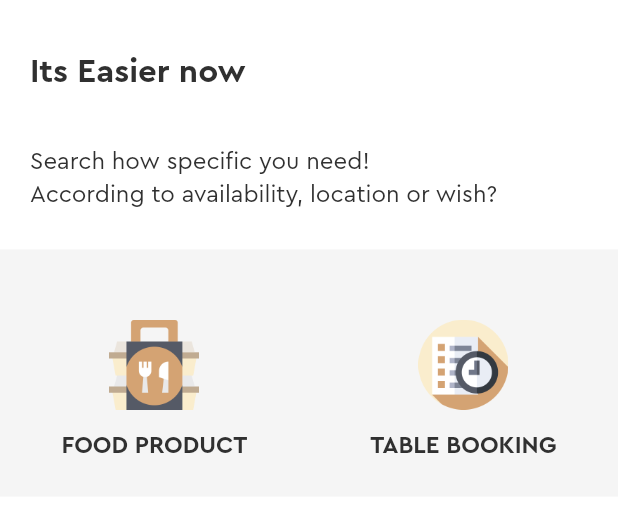
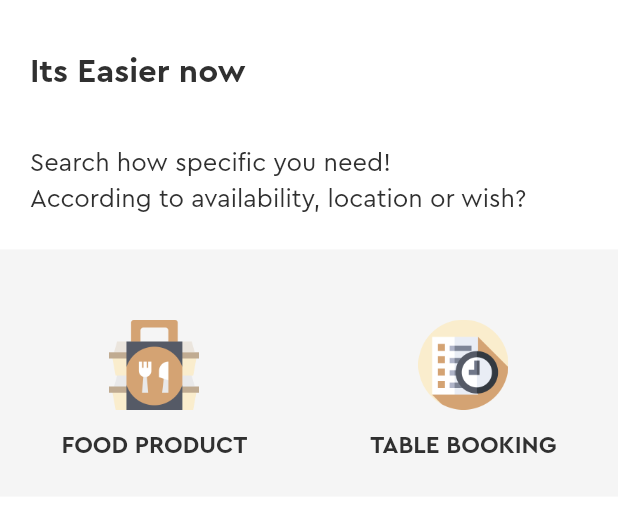
Before and after one commit to Parthvsquare/orizzo-test-app, a Flutter app: the LoginPage screen opened directly, after a tap on "LOGIN", on a phone screen of 412 x 824 dp, the part 245-757 px from its top. Run offline on Flutter 3.47's test engine with Material 2 defaults, Android fonts, the phone set to English and light mode, and no system bars.

Commit message:
everything is connected expt register

```diff
--- a/lib/on_boarding/about.dart
+++ b/lib/on_boarding/about.dart
@@ -90,7 +90,7 @@ class AboutPage extends StatelessWidget {
                   "SKIP THIS",
                   style: TextStyle(
                     fontSize: 18,
-                    color: PrimaryAssentColor,
+                    color: Color.fromRGBO(0x219, 0x160, 0x120, 1),
                     fontWeight: FontWeight.w800,
                     fontFamily: 'Cera',
                     decoration: TextDecoration.none,
--- a/lib/on_boarding_component/login_input.dart
+++ b/lib/on_boarding_component/login_input.dart
@@ -45,7 +45,8 @@ class _LoginInputState extends State<LoginInput> {
                 borderRadius: BorderRadius.circular(20),
               ),
               focusedBorder: OutlineInputBorder(
-                borderSide: new BorderSide(color: PrimaryAssentColor),
+                borderSide: new BorderSide(
+                    color: Color.fromRGBO(0x219, 0x160, 0x120, 1)),
                 borderRadius: BorderRadius.circular(20),
               ),
               labelText: "Enter Password",
--- a/lib/product.dart
+++ b/lib/product.dart
@@ -41,7 +41,7 @@ class ProductPage extends StatelessWidget {
                 textAlign: TextAlign.start,
                 style: TextStyle(
                   fontSize: 22,
-                  color: PrimaryColor,
+                  color: Color.fromRGBO(0x30, 0x30, 0x30, 1),
                   fontFamily: 'Cera',
                   fontWeight: FontWeight.w700,
                   decoration: TextDecoration.none,
@@ -59,8 +59,8 @@ class ProductPage extends StatelessWidget {
                 'Search how specific you need!\n\nAccording to availability, location or wish? ',
                 textAlign: TextAlign.start,
                 style: TextStyle(
-                  fontSize: 16,
-                  color: PrimaryColor,
+                  fontSize: 17,
+                  color: Color.fromRGBO(0x30, 0x30, 0x30, 1),
                   fontFamily: 'Cera',
                   fontWeight: FontWeight.w500,
                   decoration: TextDecoration.none,
```
Also changed, not shown: lib/on_boarding_component/login_bottom_bt.dart (+10 -1 lines).
